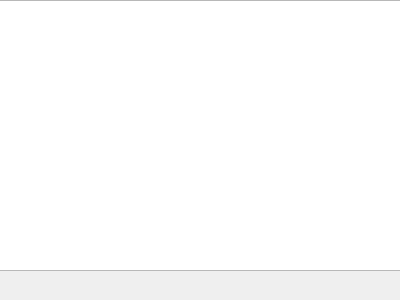
Qt form Lab_2/Qt/fullnote.ui (CaptainShepard01/OOP_Balykov) before a commit.
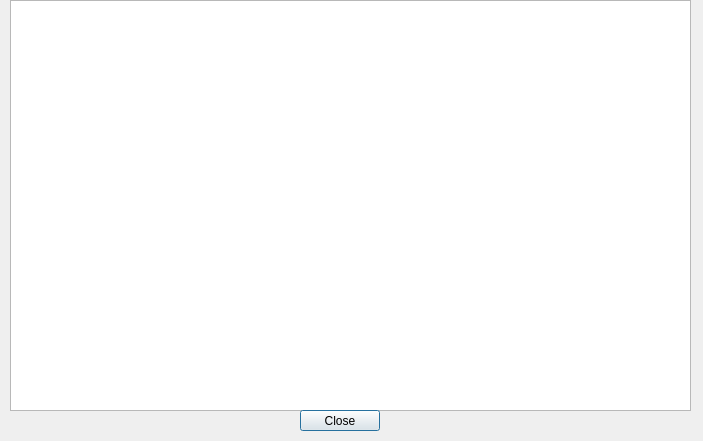
The same form after that commit.

Patch:
```diff
--- a/Lab_2/Qt/fullnote.ui
+++ b/Lab_2/Qt/fullnote.ui
@@ -6,8 +6,8 @@
    <rect>
     <x>0</x>
     <y>0</y>
-    <width>400</width>
-    <height>300</height>
+    <width>703</width>
+    <height>441</height>
    </rect>
   </property>
   <property name="windowTitle">
@@ -16,13 +16,26 @@
   <widget class="QPlainTextEdit" name="NoteShow">
    <property name="geometry">
     <rect>
-     <x>-10</x>
+     <x>10</x>
      <y>0</y>
-     <width>411</width>
-     <height>271</height>
+     <width>681</width>
+     <height>411</height>
     </rect>
    </property>
   </widget>
+  <widget class="QPushButton" name="pushButton">
+   <property name="geometry">
+    <rect>
+     <x>300</x>
+     <y>410</y>
+     <width>80</width>
+     <height>21</height>
+    </rect>
+   </property>
+   <property name="text">
+    <string>Close</string>
+   </property>
+  </widget>
  </widget>
  <resources/>
  <connections/>
```
Left out of the diff: 2 changed lines with no effect on the pictures.
